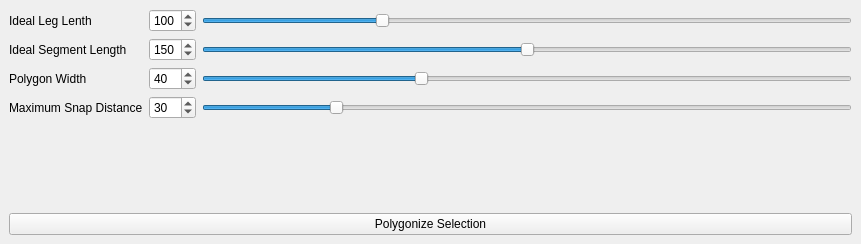
The window that polygonizer_dockwidget_base.ui (frankhereford/qgis-polygonizer) describes before a commit, drawn with Qt 5.
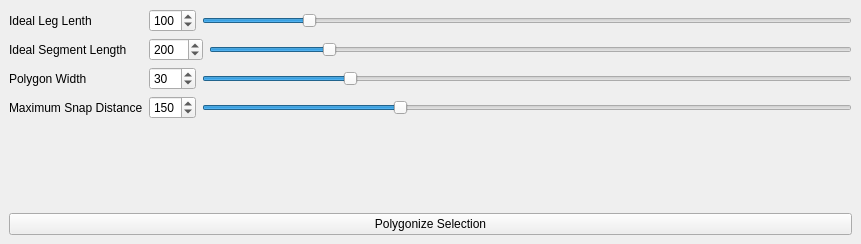
The same window after the commit.

Commit message: set better defaults

Diff of the .ui file:
```diff
--- a/polygonizer_dockwidget_base.ui
+++ b/polygonizer_dockwidget_base.ui
@@ -69,7 +69,7 @@
            <number>25</number>
           </property>
           <property name="maximum">
-           <number>300</number>
+           <number>500</number>
           </property>
           <property name="value">
            <number>100</number>
@@ -86,26 +86,26 @@
         <item>
          <widget class="QSpinBox" name="idealSegmentLengthSpinbox">
           <property name="minimum">
-           <number>50</number>
+           <number>25</number>
           </property>
           <property name="maximum">
-           <number>250</number>
+           <number>1000</number>
           </property>
           <property name="value">
-           <number>150</number>
+           <number>200</number>
           </property>
          </widget>
         </item>
         <item>
          <widget class="QSlider" name="idealSegmentLengthSlider">
           <property name="minimum">
-           <number>50</number>
+           <number>25</number>
           </property>
           <property name="maximum">
-           <number>250</number>
+           <number>1000</number>
           </property>
           <property name="value">
-           <number>150</number>
+           <number>200</number>
           </property>
           <property name="orientation">
            <enum>Qt::Horizontal</enum>
@@ -125,7 +125,7 @@
            <number>100</number>
           </property>
           <property name="value">
-           <number>40</number>
+           <number>30</number>
           </property>
          </widget>
         </item>
@@ -138,7 +138,7 @@
            <number>100</number>
           </property>
           <property name="value">
-           <number>40</number>
+           <number>30</number>
           </property>
           <property name="orientation">
            <enum>Qt::Horizontal</enum>
@@ -159,20 +159,20 @@
         <item>
          <widget class="QSpinBox" name="maxSnapLengthSpinbox">
           <property name="maximum">
-           <number>150</number>
+           <number>500</number>
           </property>
           <property name="value">
-           <number>30</number>
+           <number>150</number>
           </property>
          </widget>
         </item>
         <item>
          <widget class="QSlider" name="maxSnapLengthSlider">
           <property name="maximum">
-           <number>150</number>
+           <number>500</number>
           </property>
           <property name="value">
-           <number>30</number>
+           <number>150</number>
           </property>
           <property name="orientation">
            <enum>Qt::Horizontal</enum>
```
Left out of the diff: 2 changed lines with no effect on the pictures.
